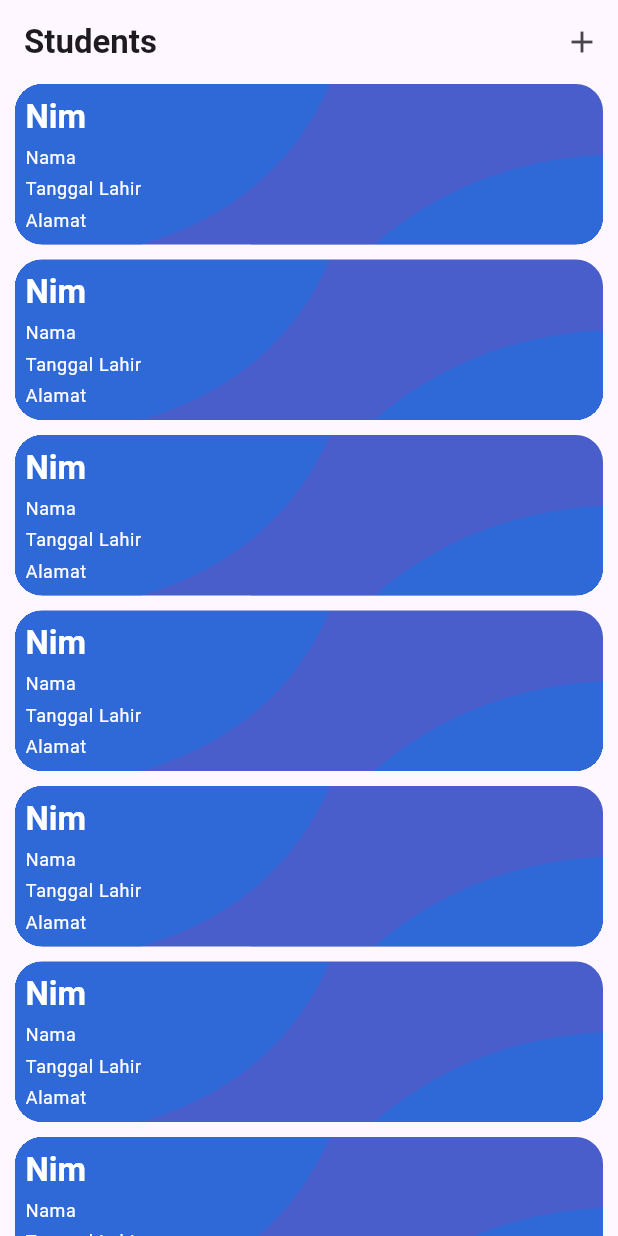
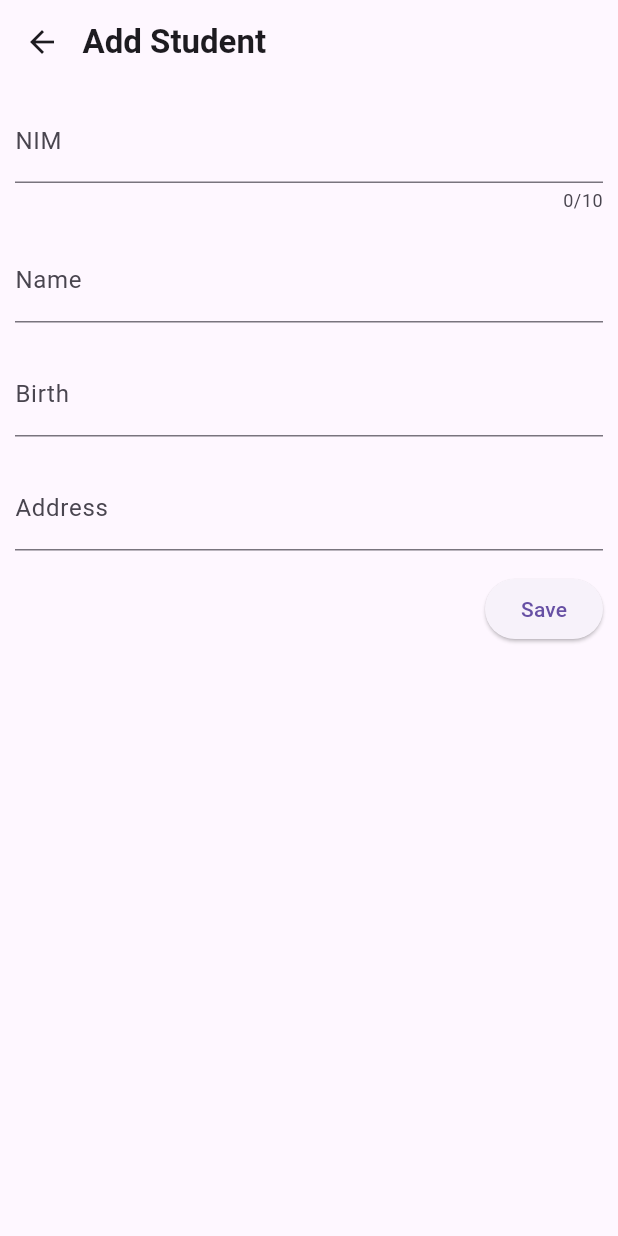
Before and after one commit to Navyrine/ukm_members_app, a Flutter app: the screen it shows after launch, after a tap on the "add" icon, on a phone screen of 412 x 824 dp. Run offline on Flutter 3.47's test engine with Material 3 defaults, Android fonts, the phone set to English and light mode, and no system bars; our stand-ins replace google_fonts.

Commit message:
menambahkan add student screen

```diff
--- /dev/null
+++ b/lib/screens/add_student_screen.dart
@@ -0,0 +1,122 @@
+import 'package:flutter/material.dart';
+
+class AddStudentScreen extends StatefulWidget {
+  const AddStudentScreen({super.key});
+
+  @override
+  State<AddStudentScreen> createState() {
+    return _AddStudentScreenState();
+  }
+}
+
+class _AddStudentScreenState extends State<AddStudentScreen> {
+  final _formKey = GlobalKey<FormState>();
+  var _enteredNim = "";
+  var _enteredName = "";
+  var _enteredBirth = "";
+  var _enteredAddress = "";
+
+  void _saveForm() {
+    if (_formKey.currentState!.validate()) {
+      _formKey.currentState!.save();
+      print(_enteredNim);
+      print(_enteredName);
+      print(_enteredBirth);
+      print(_enteredAddress);
+    }
+  }
+
+  @override
+  Widget build(BuildContext context) {
+    return Scaffold(
+      appBar: AppBar(
+        title: const Text("Add Student"),
+        titleSpacing: -1,
+      ),
+      body: Padding(
+        padding: const EdgeInsets.symmetric(vertical: 10, horizontal: 10),
+        child: Form(
+          key: _formKey,
+          child: Column(
+            crossAxisAlignment: CrossAxisAlignment.end,
+            children: [
+              TextFormField(
+                maxLength: 10,
+                autovalidateMode: AutovalidateMode.onUserInteraction,
+                decoration: const InputDecoration(
+                  label: Text("NIM"),
+                ),
+                validator: (value) {
+                  if (value == null || value.isEmpty) {
+                    return "NIM must be filled";
+                  }
+
+                  if (value.trim().length < 10) {
+                    return "NIM must be 10 character";
+                  }
+                  return null;
+                },
+                onSaved: (value) {
+                  _enteredNim = value!;
+                },
+              ),
+              const SizedBox(height: 17),
+              TextFormField(
+                autovalidateMode: AutovalidateMode.onUserInteraction,
+                decoration: const InputDecoration(
+                  label: Text("Name"),
+                ),
+                validator: (value) {
+                  if (value == null || value.isEmpty) {
+                    return "Name must be filled";
+                  }
+                  return null;
+                },
+                onSaved: (value) {
+                  _enteredName = value!;
+                },
+              ),
+              const SizedBox(height: 20),
+              TextFormField(
+                autovalidateMode: AutovalidateMode.onUserInteraction,
+                decoration: const InputDecoration(
+                  label: Text("Birth"),
+                ),
+                validator: (value) {
+                  if (value == null || value.isEmpty) {
+                    return "Birth must be filled";
+                  }
+                  return null;
+                },
+                onSaved: (value) {
+                  _enteredBirth = value!;
+                },
+              ),
+              const SizedBox(height: 20),
+              TextFormField(
+                autovalidateMode: AutovalidateMode.onUserInteraction,
+                decoration: const InputDecoration(
+                  label: Text("Address"),
+                ),
+                validator: (value) {
+                  if (value == null || value.isEmpty) {
+                    return "Address must be filled";
+                  }
+                  return null;
+                },
+                onSaved: (value) {
+                  _enteredAddress = value!;
+                },
+              ),
+              const SizedBox(height: 15),
+              ElevatedButton(
+                onPressed: _saveForm,
+                child: const Text("Save"),
+              )
+            ],
+          ),
+        ),
+      ),
+    );
+  }
+}
--- a/lib/screens/student_screen.dart
+++ b/lib/screens/student_screen.dart
@@ -1,8 +1,8 @@
 import 'package:flutter/material.dart';
+import 'package:ukm_members_app/screens/add_student_screen.dart';
 import 'package:ukm_members_app/widgets/students/students_list.dart';
 
-class StudentScreen extends StatelessWidget
-{
+class StudentScreen extends StatelessWidget {
   const StudentScreen({super.key});
 
   @override
@@ -11,7 +11,16 @@ class StudentScreen extends StatelessWidget
       appBar: AppBar(
         title: const Text("Students"),
         actions: [
-          IconButton( icon: const Icon(Icons.add), onPressed: () {})
+          IconButton(
+            icon: const Icon(Icons.add),
+            onPressed: () {
+              Navigator.of(context).push(
+                MaterialPageRoute(
+                  builder: (ctx) => const AddStudentScreen(),
+                ),
+              );
+            },
+          )
         ],
       ),
       body: const StudentsList(),
--- a/lib/widgets/students/student_item.dart
+++ b/lib/widgets/students/student_item.dart
@@ -6,7 +6,7 @@ class StudentItem extends StatelessWidget {
   @override
   Widget build(BuildContext context) {
     return Padding(
-      padding: const EdgeInsets.only(left: 10, right: 10, bottom: 10),
+      padding: const EdgeInsets.symmetric(vertical: 10, horizontal: 10),
       child: Container(
         height: 107,
         clipBehavior: Clip.hardEdge,
```
